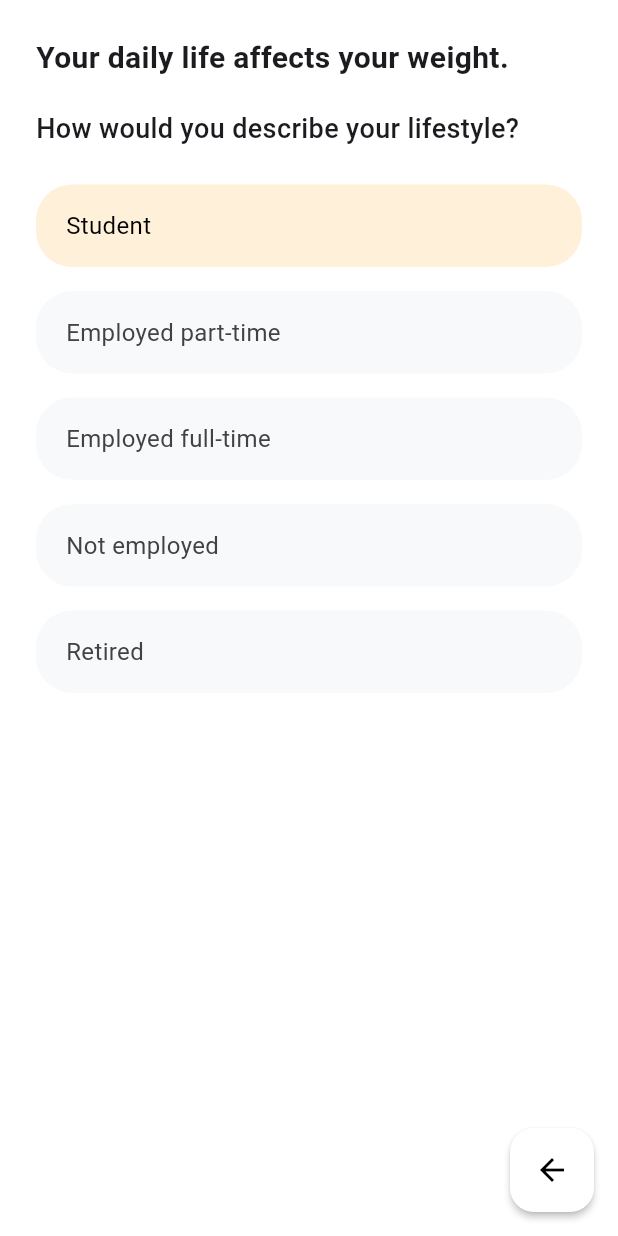
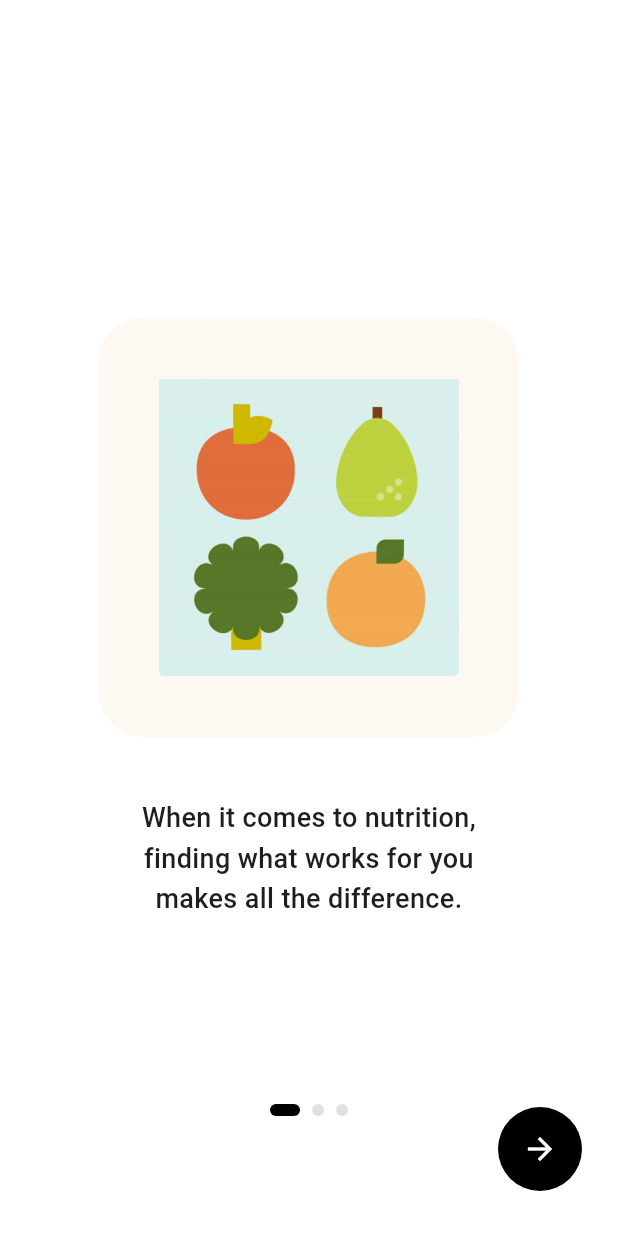
Before and after one commit to TaVanDuc2005/FitTracker, a Flutter app: the screen it shows after launch, on a phone screen of 412 x 824 dp. Run offline on Flutter 3.47's test engine with Material 3 defaults, Android fonts, the phone set to English and light mode, and no system bars.

Commit message:
Up page2

```diff
--- /dev/null
+++ b/fittracker_source/lib/Screens/initial_screen/Page2.dart
@@ -0,0 +1,133 @@
+import 'package:flutter/material.dart';
+
+class OnboardingScreen extends StatefulWidget {
+  const OnboardingScreen({super.key});
+
+  @override
+  State<OnboardingScreen> createState() => _OnboardingScreenState();
+}
+
+class _OnboardingScreenState extends State<OnboardingScreen> {
+  final PageController _controller = PageController();
+  int _currentIndex = 0;
+
+  final List<Map<String, String>> _pages = [
+    {
+      'image': 'Assets/Images/imagePage2_1.jpg',
+      'text': 'When it comes to nutrition,\nfinding what works for you\nmakes all the difference.'
+    },
+    {
+      'image': 'Assets/Images/imagePage2_2.jpg',
+      'text': 'You are unique,\nso is our program.'
+    },
+    {
+      'image': 'Assets/Images/imagePage2_3.jpg',
+      'text': 'Let\'s start your journey\ntowards better health!'
+    },
+  ];
+
+  void _nextPage() {
+    if (_currentIndex < _pages.length - 1) {
+      _controller.nextPage(duration: const Duration(milliseconds: 300), curve: Curves.easeInOut);
+    } else {
+      // Đến trang chính (Home/Login)
+      // Navigator.pushReplacement(...);
+    }
+  }
+
+  @override
+  Widget build(BuildContext context) {
+    return Scaffold(
+      backgroundColor: Colors.white,
+      body: SafeArea(
+        child: Stack(
+          children: [
+            PageView.builder(
+              controller: _controller,
+              onPageChanged: (index) => setState(() => _currentIndex = index),
+              itemCount: _pages.length,
+              itemBuilder: (context, index) {
+                final page = _pages[index];
+                return Padding(
+                  padding: const EdgeInsets.symmetric(horizontal: 24, vertical: 40),
+                  child: Column(
+                    mainAxisAlignment: MainAxisAlignment.center,
+                    children: [
+                      // Ảnh
+                      ClipRRect(
+                        borderRadius: BorderRadius.circular(30),
+                        child: Container(
+                          color: const Color(0xFFFDF8F1),
+                          padding: const EdgeInsets.all(40),
+                          child: Image.asset(
+                            page['image']!,
+                            width: 200,
+                            height: 200,
+                            fit: BoxFit.contain,
+                          ),
+                        ),
+                      ),
+                      const SizedBox(height: 40),
+
+                      // Văn bản
+                      Text(
+                        page['text']!,
+                        textAlign: TextAlign.center,
+                        style: const TextStyle(
+                          fontSize: 18,
+                          fontWeight: FontWeight.w500,
+                          color: Color(0xFF1D1E20),
+                          height: 1.5,
+                        ),
+                      ),
+                    ],
+                  ),
+                );
+              },
+            ),
+
+            // Indicator
+            Positioned(
+              bottom: 80,
+              left: 0,
+              right: 0,
+              child: Row(
+                mainAxisAlignment: MainAxisAlignment.center,
+                children: List.generate(_pages.length, (index) {
+                  final isActive = index == _currentIndex;
+                  return Container(
+                    margin: const EdgeInsets.symmetric(horizontal: 4),
+                    width: isActive ? 20 : 8,
+                    height: 8,
+                    decoration: BoxDecoration(
+                      color: isActive ? Colors.black : Colors.grey[300],
+                      borderRadius: BorderRadius.circular(8),
+                    ),
+                  );
+                }),
+              ),
+            ),
+
+            // Nút mũi tên
+            Positioned(
+              bottom: 30,
+              right: 24,
+              child: GestureDetector(
+                onTap: _nextPage,
+                child: Container(
+                  width: 56,
+                  height: 56,
+                  decoration: const BoxDecoration(
+                    shape: BoxShape.circle,
+                    color: Colors.black,
+                  ),
+                  child: const Icon(Icons.arrow_forward, color: Colors.white),
+                ),
+              ),
+            ),
+          ],
+        ),
+      ),
+    );
+  }
+}
--- a/fittracker_source/lib/main.dart
+++ b/fittracker_source/lib/main.dart
@@ -1,5 +1,5 @@
 import 'package:flutter/material.dart';
-import 'Screens/initial_screen/Page5.dart'; // Đảm bảo bạn đã tạo file này trong lib/
+import 'Screens/initial_screen/Page2.dart'; // Đảm bảo bạn đã tạo file này trong lib/
 
 void main() {
   runApp(const MyApp());
@@ -14,7 +14,7 @@ class MyApp extends StatelessWidget {
       title: 'FitTracker',
       debugShowCheckedModeBanner: false,
       theme: ThemeData(primarySwatch: Colors.green, useMaterial3: true),
-      home: const LifestyleScreen(), // Gọi màn hình bạn vừa tạo
+      home: const OnboardingScreen(), // Gọi màn hình bạn vừa tạo
     );
   }
 }
--- a/fittracker_source/pubspec.yaml
+++ b/fittracker_source/pubspec.yaml
@@ -57,6 +57,11 @@ flutter:
   # the material Icons class.
   uses-material-design: true
 
+  # Khai báo assets (ảnh, JSON, video, v.v.)
+  assets:
+    - Assets/Images/
+
+
   # To add assets to your application, add an assets section, like this:
   # assets:
   #   - images/a_dot_burr.jpeg
```
Also changed, not shown: fittracker_source/Assets/Images/imagePage2_1.jpg (added), fittracker_source/Assets/Images/imagePage2_2.jpg (added), fittracker_source/Assets/Images/imagePage2_3.jpg (added), fittracker_source/lib/Screens/initial_screen/Page2_1.dart (deleted), fittracker_source/lib/Screens/initial_screen/Page2_2.dart (deleted), fittracker_source/lib/Screens/initial_screen/Page2_3.dart (deleted).
